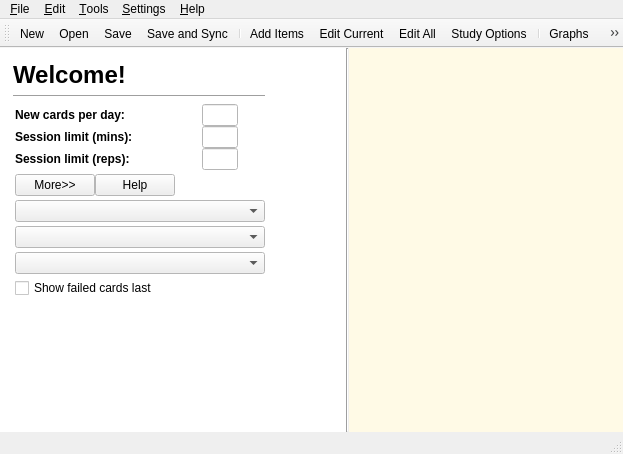
Before: the Qt Designer form designer/main.ui in ankitects/anki, drawn with Qt 5.
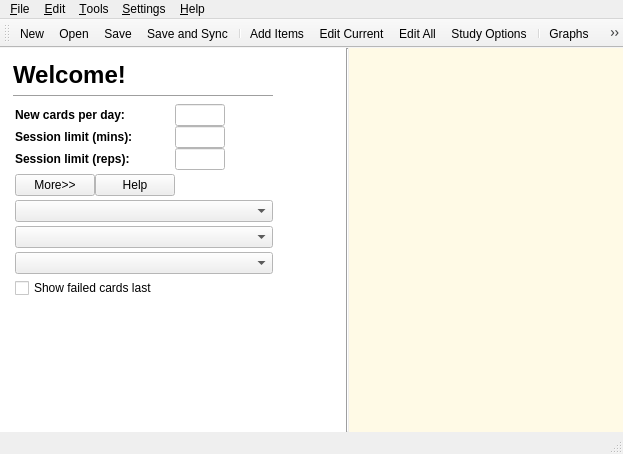
After: the same form once the commit is applied. The open tabs and pages were chosen to show the change. Icons and pictures are not drawn.

Commit message: stop study options from changing sizes

The edit to the form file:
```diff
--- a/designer/main.ui
+++ b/designer/main.ui
@@ -225,6 +225,12 @@
              </property>
              <item>
               <widget class="QLabel" name="optionsLabel" >
+               <property name="minimumSize" >
+                <size>
+                 <width>260</width>
+                 <height>0</height>
+                </size>
+               </property>
                <property name="text" >
                 <string>&lt;h1>Welcome!&lt;/h1></string>
                </property>
@@ -404,19 +410,6 @@
                    </property>
                   </widget>
                  </item>
-                 <item>
-                  <spacer name="horizontalSpacer" >
-                   <property name="orientation" >
-                    <enum>Qt::Horizontal</enum>
-                   </property>
-                   <property name="sizeHint" stdset="0" >
-                    <size>
-                     <width>40</width>
-                     <height>20</height>
-                    </size>
-                   </property>
-                  </spacer>
-                 </item>
                 </layout>
                </item>
               </layout>
```
